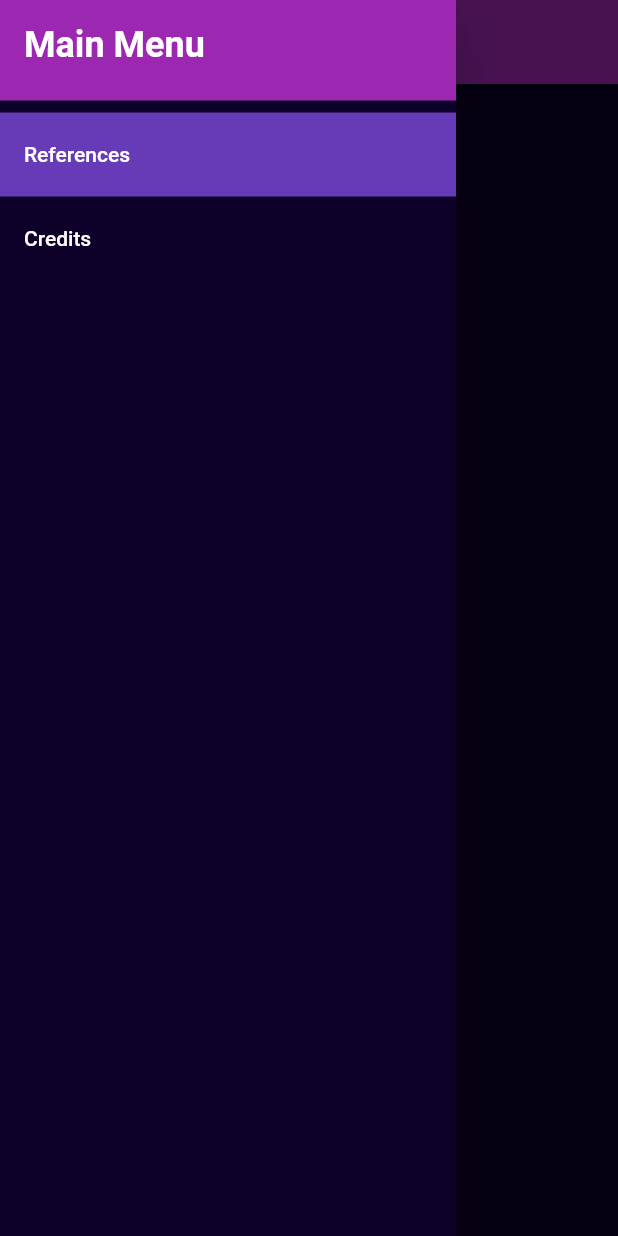
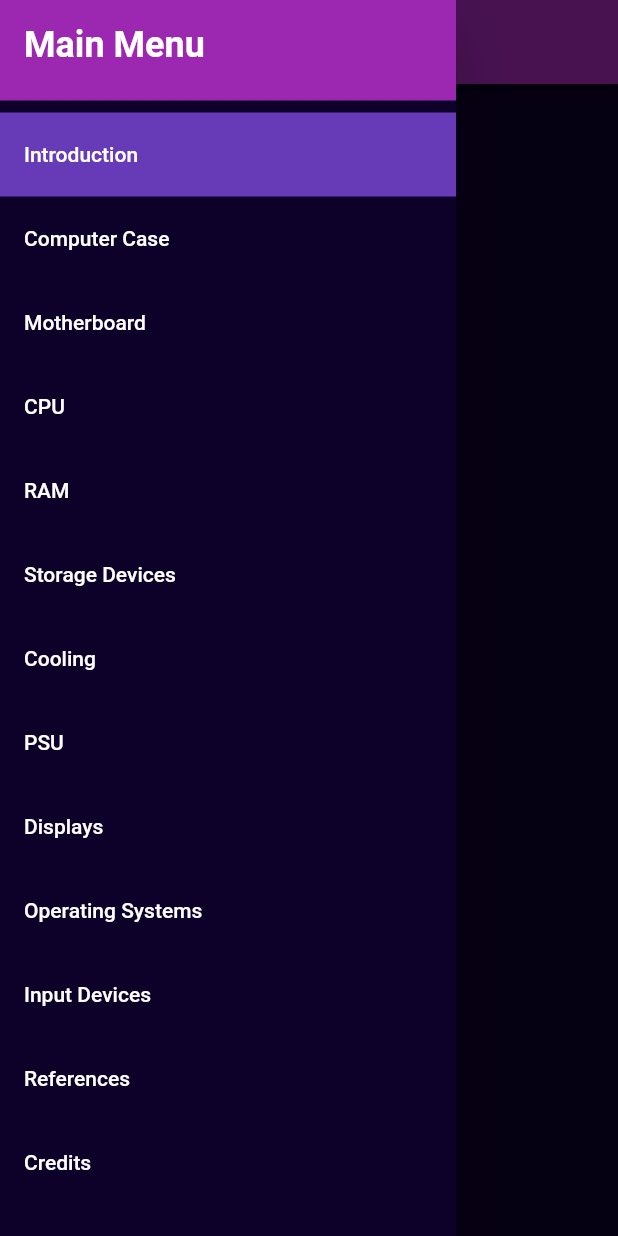
Before and after one commit to jamez2128/pc-buddy, a Flutter app: the screen it shows after launch, with the side drawer open, on a phone screen of 412 x 824 dp. Run offline on Flutter 3.47's test engine with Material 2 defaults, Android fonts, the phone set to English and light mode, and no system bars.

Commit message:
Added Tabs in nav bar

```diff
--- a/lib/main.dart
+++ b/lib/main.dart
@@ -21,6 +21,17 @@ class MyApp extends StatelessWidget {
 }
 
 const navMenuOptions = [
+  "Introduction",
+  "Computer Case",
+  "Motherboard",
+  "CPU",
+  "RAM",
+  "Storage Devices",
+  "Cooling",
+  "PSU",
+  "Displays",
+  "Operating Systems",
+  "Input Devices",
   "References",
   "Credits",
 ];
```
